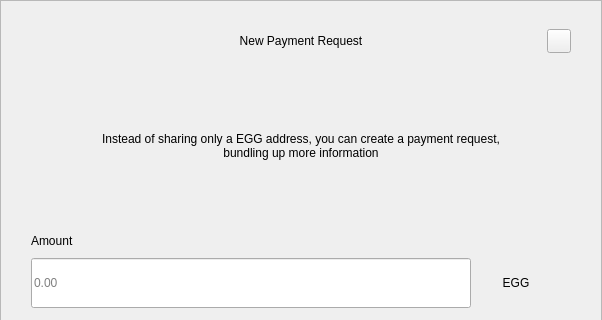
Before: the Qt Designer form src/qt/pivx/forms/requestdialog.ui in KingricharVD/DSW, drawn with Qt 5; both pictures show x 0 to 602 and y 0 to 320 of the 602 by 607 pixel window.
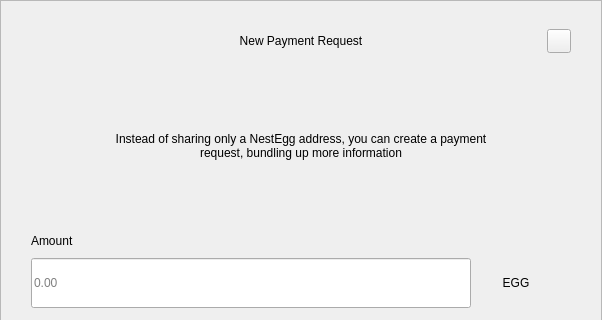
After: the same form once the commit is applied.

Diff of the .ui file:
```diff
--- a/src/qt/pivx/forms/requestdialog.ui
+++ b/src/qt/pivx/forms/requestdialog.ui
@@ -210,7 +210,7 @@
              </size>
             </property>
             <property name="text">
-             <string>Instead of sharing only a EGG address, you can create a payment request, bundling up more information</string>
+             <string>Instead of sharing only a NestEgg address, you can create a payment request, bundling up more information</string>
             </property>
             <property name="alignment">
              <set>Qt::AlignCenter</set>
```
